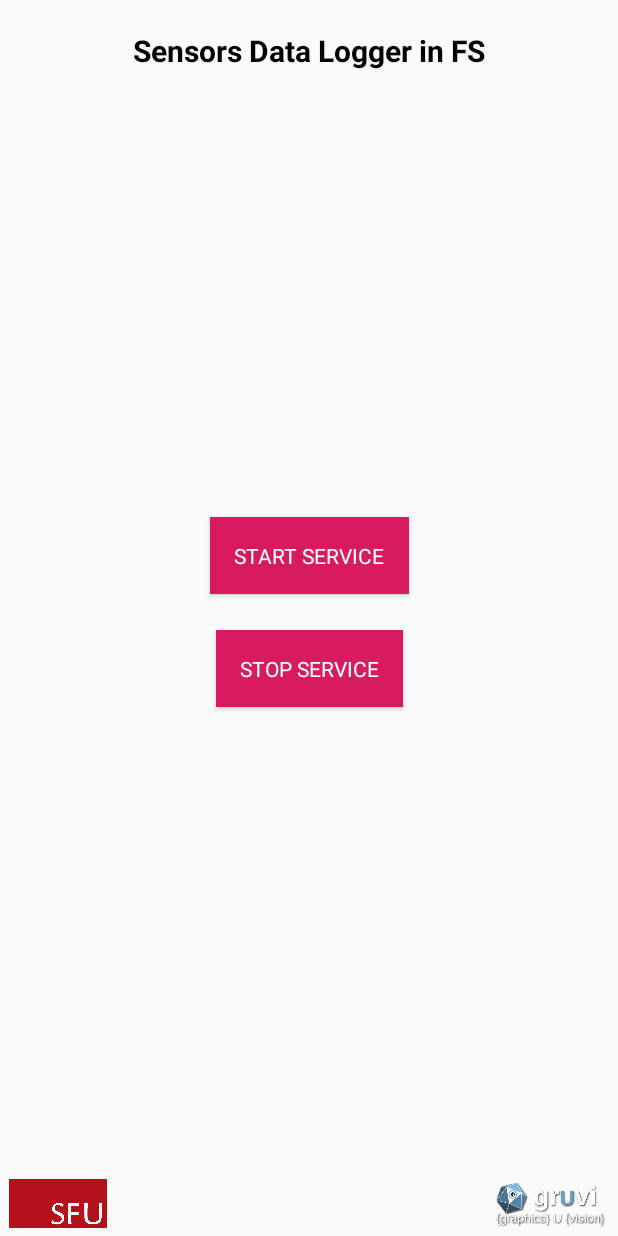
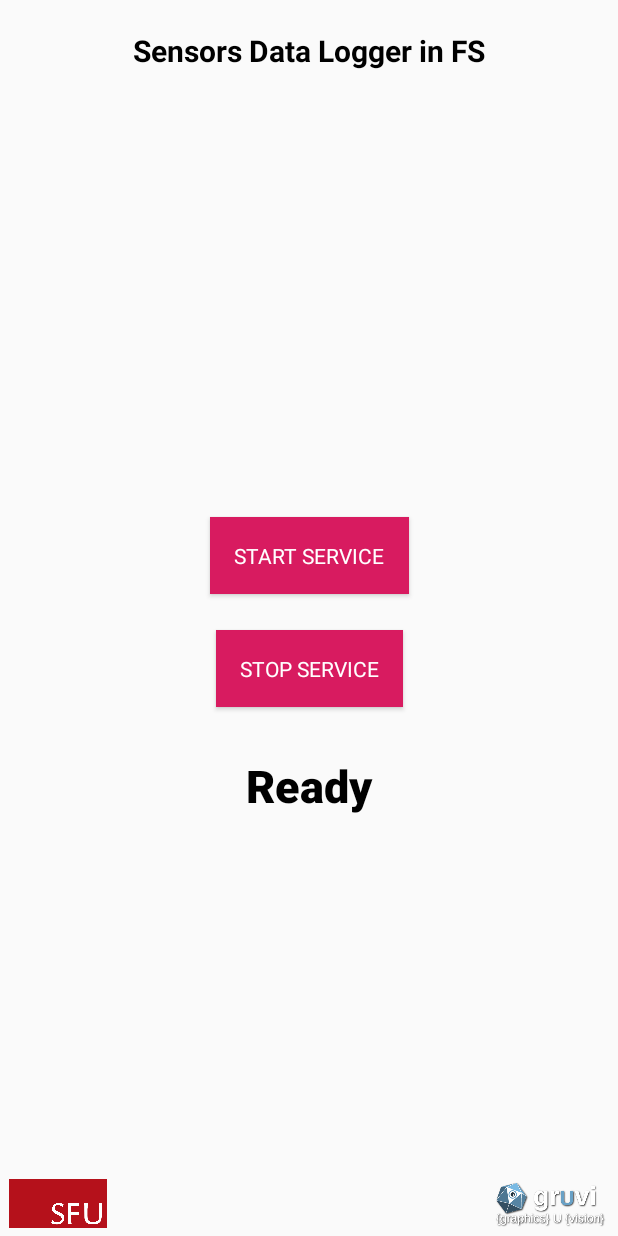
Before and after one commit to PyojinKim/Sensors-Data-Logger-FS, an Android app: the layout activity_main.xml on its own in the app's theme, with its tools: preview values and no code run, on a phone screen of 412 x 824 dp. Run offline under Robolectric (Android 15) with nearby library versions, the phone set to English and light mode, and no system bars; Roboto replaces fonts that are not available here.

Commit message:
add interface timer on the screen during foreground service.

```diff
--- a/app/src/main/res/layout/activity_main.xml
+++ b/app/src/main/res/layout/activity_main.xml
@@ -84,4 +84,21 @@
         app:layout_constraintEnd_toEndOf="parent"
         app:srcCompat="@drawable/gruvi_logo" />
 
+    <TextView
+        android:id="@+id/label_interface_time"
+        android:layout_width="299dp"
+        android:layout_height="49dp"
+        android:layout_marginStart="16dp"
+        android:layout_marginTop="32dp"
+        android:layout_marginEnd="16dp"
+        android:elegantTextHeight="false"
+        android:fontFamily="sans-serif-black"
+        android:textAlignment="center"
+        android:textColor="#000000"
+        android:textSize="30sp"
+        app:layout_constraintEnd_toEndOf="parent"
+        app:layout_constraintStart_toStartOf="parent"
+        app:layout_constraintTop_toBottomOf="@+id/button_stop_service"
+        tools:text="@string/ready_title" />
+
 </androidx.constraintlayout.widget.ConstraintLayout>
--- a/app/src/main/res/values/strings.xml
+++ b/app/src/main/res/values/strings.xml
@@ -2,6 +2,7 @@
     <string name="app_name">Sensors-Data-Logger-FS</string>
     <string name="alert_title">Alert</string>
     <string name="start_title">Start</string>
+    <string name="ready_title">Ready</string>
     <string name="detach_title">Detach</string>
     <string name="stop_title">Stop</string>
     <string name="write_file">File</string>
```
Also changed, not shown: app/src/main/java/com/pjinkim/sensors_data_logger_fs/ForegroundService.java (+27 -0 lines), app/src/main/java/com/pjinkim/sensors_data_logger_fs/MainActivity.java (+34 -0 lines).
